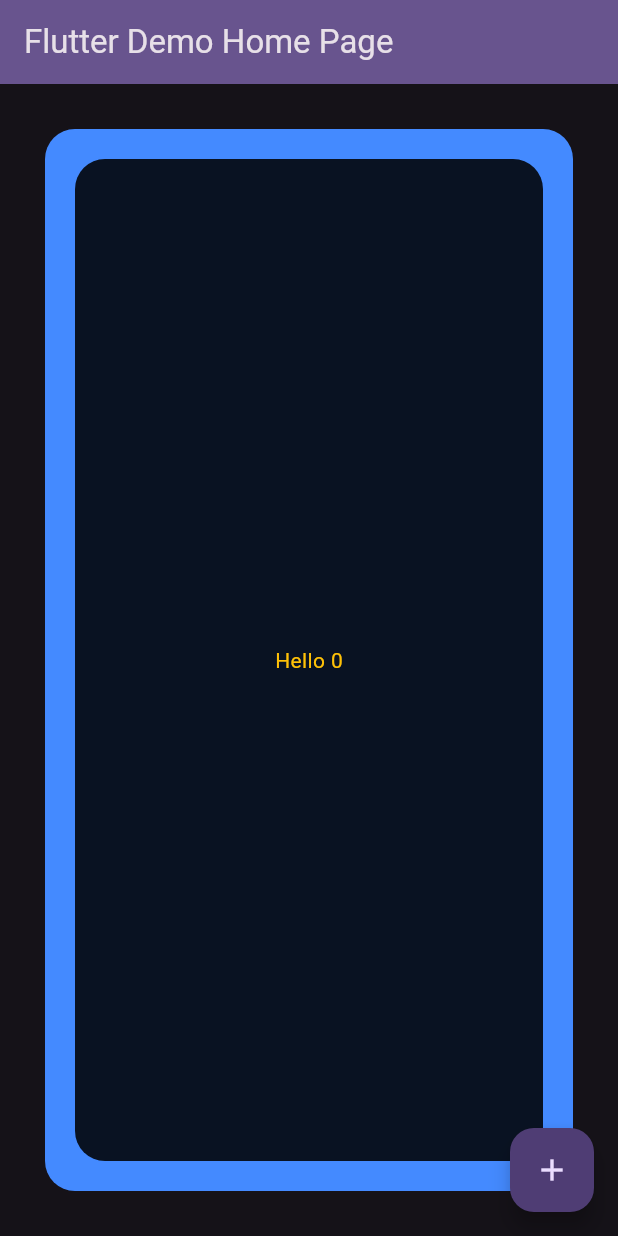
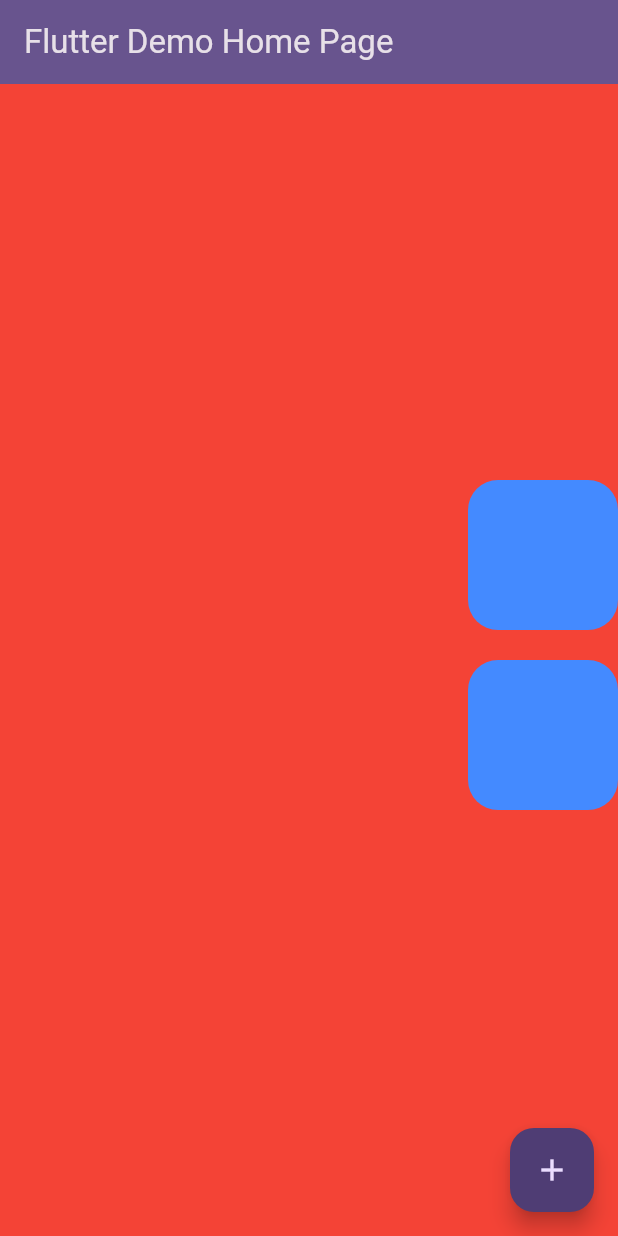
Before and after one commit to nudriin/flutter-exercise, a Flutter app: the screen it shows after launch, on a phone screen of 412 x 824 dp. Run offline on Flutter 3.47's test engine with Material 3 defaults, Android fonts, the phone set to English and light mode, and no system bars; missing offline and left inert: dart:ffi.

Commit message:
ep6: column

```diff
--- a/lib/main.dart
+++ b/lib/main.dart
@@ -105,25 +105,31 @@ class _MyHomePageState extends State<MyHomePage> {
       ),
       body: Center(
         child: Container(
-          // color: Colors.blueGrey, // menambah background color pada container
-          height: double.infinity,
+          color: Colors.red,
           width: double.infinity,
-          margin: const EdgeInsets.all(30.0), // menambah margin pada container
-          padding:
-              const EdgeInsets.all(20.0), // menambah padding pada container
-          decoration: BoxDecoration(
-              borderRadius: BorderRadius.circular(20),
-              color: Colors.blueAccent),
-          child: Container(
-            decoration: BoxDecoration(
-                borderRadius: BorderRadius.circular(20), color: Colors.black87),
-            padding: const EdgeInsets.all(30.0),
-            child: Center(
-              child: Text(
-                'Hello $_counter',
-                style: const TextStyle(color: Colors.amber),
+          child: Column(
+            mainAxisAlignment:
+                MainAxisAlignment.center, // center the column vertically
+            crossAxisAlignment:
+                CrossAxisAlignment.end, // align the column to the right
+            children: [
+              Container(
+                height: 100,
+                width: 100,
+                margin: const EdgeInsets.only(bottom: 20),
+                decoration: BoxDecoration(
+                    borderRadius: BorderRadius.circular(20),
+                    color: Colors.blueAccent),
               ),
-            ),
+              Container(
+                height: 100,
+                width: 100,
+                margin: const EdgeInsets.only(bottom: 20),
+                decoration: BoxDecoration(
+                    borderRadius: BorderRadius.circular(20),
+                    color: Colors.blueAccent),
+              ),
+            ],
           ),
         ),
       ),
```
